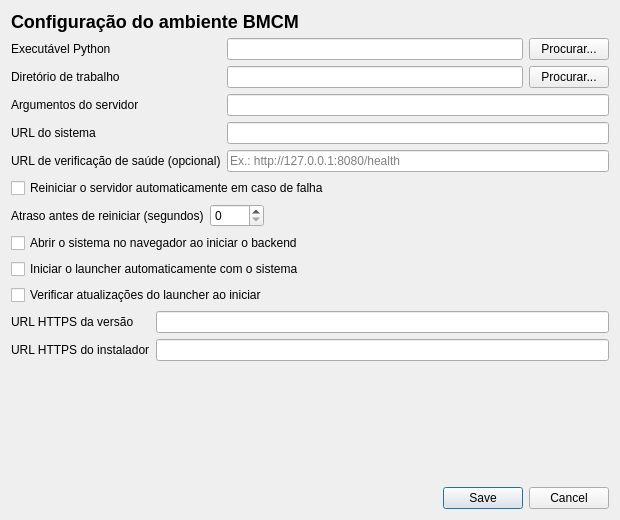
Before: the Qt Designer form src/ui/settingsdialog.ui in Grupo-9-PII/bmcmtray, drawn with Qt 5.
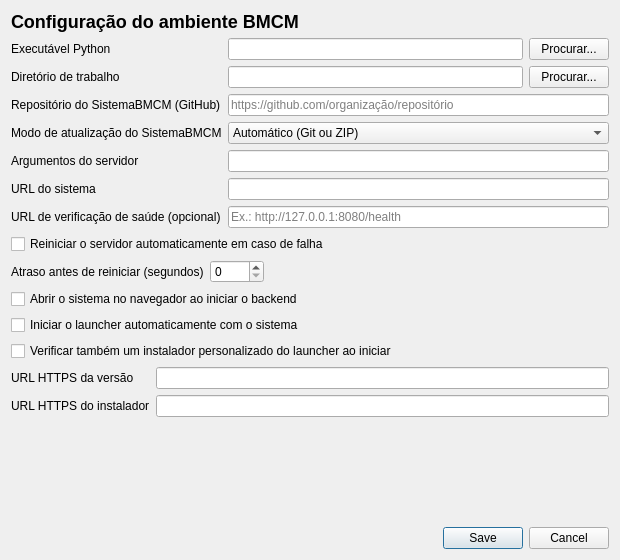
After: the same form once the commit is applied.

Commit message: Versão com atualizacao do Sistema BMCM e do Launcher incorporadas

Patch:
```diff
--- a/src/ui/settingsdialog.ui
+++ b/src/ui/settingsdialog.ui
@@ -8,7 +8,7 @@
   <property name="minimumSize">
    <size>
     <width>620</width>
-    <height>520</height>
+    <height>560</height>
    </size>
   </property>
   <layout class="QVBoxLayout" name="dialogLayout">
@@ -67,33 +67,82 @@
       </layout>
      </item>
      <item row="2" column="0">
+      <widget class="QLabel" name="systemRepositoryUrlLabel">
+       <property name="text">
+        <string>Repositório do SistemaBMCM (GitHub)</string>
+       </property>
+      </widget>
+     </item>
+     <item row="2" column="1">
+      <widget class="QLineEdit" name="systemRepositoryUrlEdit">
+       <property name="placeholderText">
+        <string>https://github.com/organização/repositório</string>
+       </property>
+      </widget>
+     </item>
+     <item row="3" column="0">
+      <widget class="QLabel" name="systemUpdateModeLabel">
+       <property name="text">
+        <string>Modo de atualização do SistemaBMCM</string>
+       </property>
+      </widget>
+     </item>
+     <item row="3" column="1">
+      <widget class="QComboBox" name="systemUpdateModeComboBox">
+       <item>
+        <property name="text">
+         <string>Automático (Git ou ZIP)</string>
+        </property>
+        <property name="userData">
+         <string>auto</string>
+        </property>
+       </item>
+       <item>
+        <property name="text">
+         <string>Clone Git</string>
+        </property>
+        <property name="userData">
+         <string>git</string>
+        </property>
+       </item>
+       <item>
+        <property name="text">
+         <string>Instalação sem clone (ZIP)</string>
+        </property>
+        <property name="userData">
+         <string>archive</string>
+        </property>
+       </item>
+      </widget>
+     </item>
+     <item row="4" column="0">
       <widget class="QLabel" name="serverArgumentsLabel">
        <property name="text">
         <string>Argumentos do servidor</string>
        </property>
       </widget>
      </item>
-     <item row="2" column="1">
+     <item row="4" column="1">
       <widget class="QLineEdit" name="serverArgumentsEdit"/>
      </item>
-     <item row="3" column="0">
+     <item row="5" column="0">
       <widget class="QLabel" name="applicationUrlLabel">
        <property name="text">
         <string>URL do sistema</string>
        </property>
       </widget>
      </item>
-     <item row="3" column="1">
+     <item row="5" column="1">
       <widget class="QLineEdit" name="applicationUrlEdit"/>
      </item>
-    <item row="4" column="0">
+    <item row="6" column="0">
      <widget class="QLabel" name="healthCheckUrlLabel">
       <property name="text">
        <string>URL de verificação de saúde (opcional)</string>
       </property>
      </widget>
     </item>
-    <item row="4" column="1">
+    <item row="6" column="1">
      <widget class="QLineEdit" name="healthCheckUrlEdit">
       <property name="placeholderText">
        <string>Ex.: http://127.0.0.1:8080/health</string>
@@ -157,7 +206,7 @@
     <item>
      <widget class="QCheckBox" name="enableAutoUpdateCheckBox">
       <property name="text">
-        <string>Verificar atualizações do launcher ao iniciar</string>
+        <string>Verificar também um instalador personalizado do launcher ao iniciar</string>
       </property>
      </widget>
     </item>
```
The commit also changes 16 other files.
